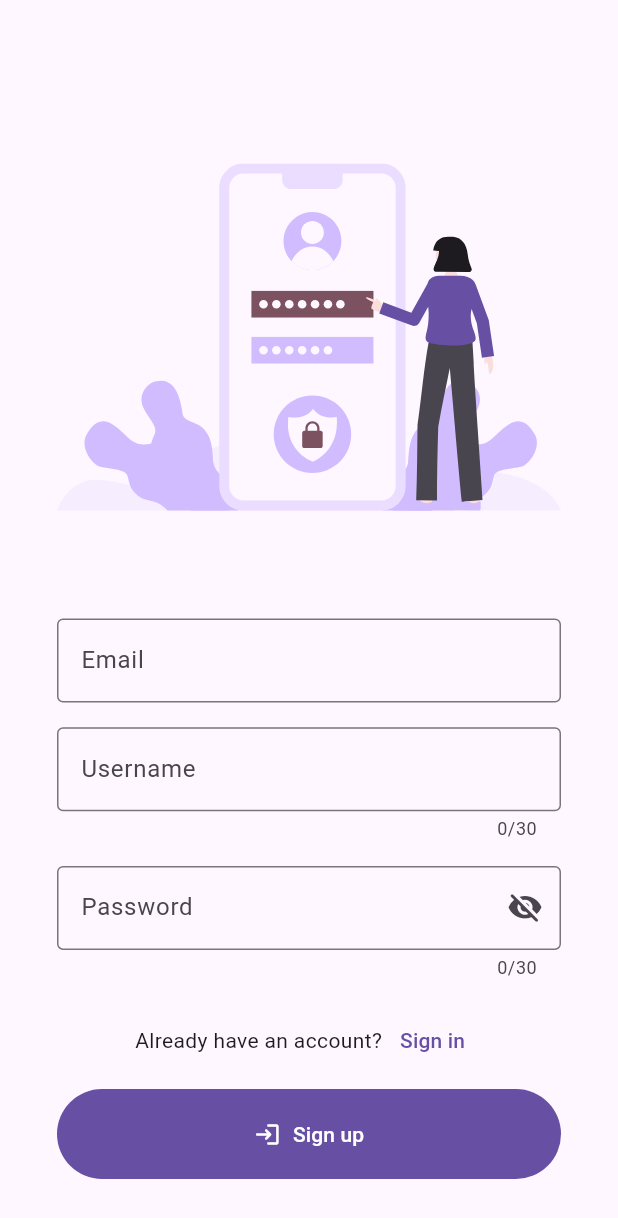
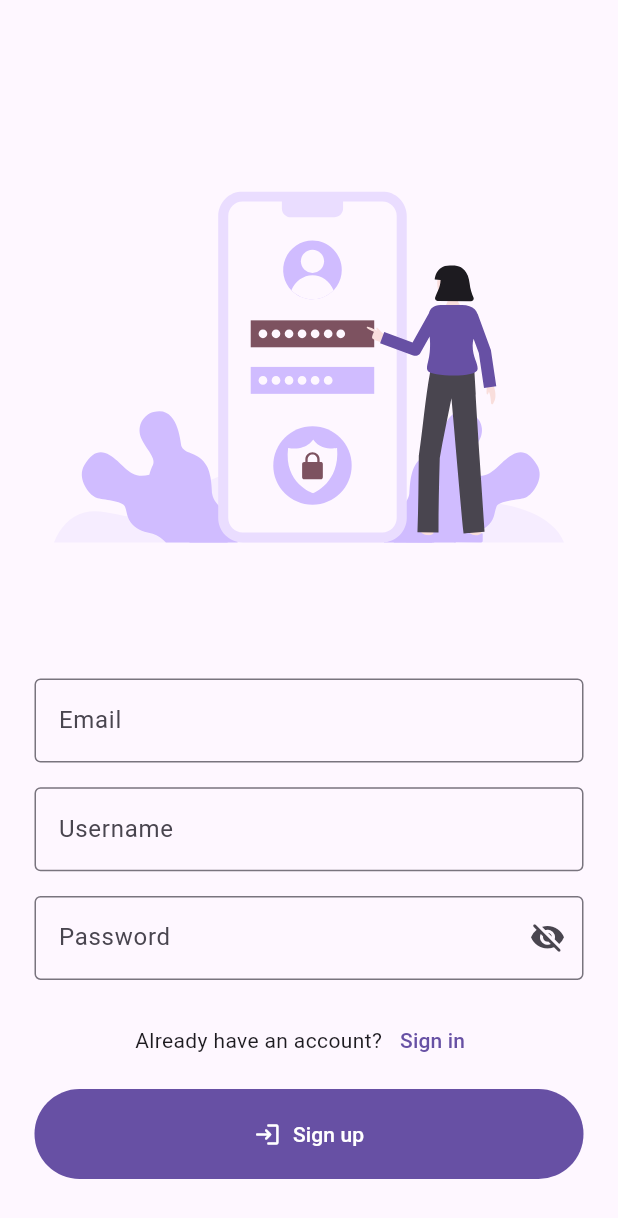
Before and after one commit to Nikiroiduk/neofit_app, a Flutter app: the SignUpScreen screen opened directly, on a phone screen of 412 x 824 dp. Shown: the top 1218 px of the screen. Run offline on Flutter 3.47's test engine with Material 3 defaults, Android fonts, the phone set to English and light mode, and no system bars; drawn by our look-alikes of dynamic_color; our stand-ins replace equatable, flutter_svg, formz, go_router, hooks_riverpod, shared_preferences; accounts and stored records are empty; generated files the repository leaves out were written again; statements that could not run were skipped.

Commit message:
sign up screen is done 00113

```diff
--- a/lib/l10n/app_en.arb
+++ b/lib/l10n/app_en.arb
@@ -19,6 +19,6 @@
     "invalidEmail": "Invalid email",
     "passwordCantBeEmpty": "Password can't be empty",
     "passwordIsTooShort": "Password is too short",
-    "invalidPassword": "Password must contain at least 1 character and 1 number"
-
+    "invalidPassword": "Password must contain at least 1 character and 1 number",
+    "mailHint": "some@mail.com"
 }
--- a/lib/l10n/app_ru.arb
+++ b/lib/l10n/app_ru.arb
@@ -19,6 +19,7 @@
     "invalidEmail": "Неверный адрес электронной почты",
     "passwordCantBeEmpty": "Пароль не может быть пустым",
     "passwordIsTooShort": "Пароль слишком короткий",
-    "invalidPassword": "Пароль должен содержать как минимум 1 символ и 1 цифру"
+    "invalidPassword": "Пароль должен содержать как минимум 1 символ и 1 цифру",
+    "mailHint": "some@mail.com"
 
 }
--- a/lib/presentation/auth/formz/username_formz.dart
+++ b/lib/presentation/auth/formz/username_formz.dart
@@ -39,7 +39,6 @@ class UsernameFormz extends FormzInput<String, UsernameValidationError> {
     if (!UsernameRegexValidator().isValid(value)) {
       return UsernameValidationError.invalid;
     }
-
     return null;
   }
 }
--- a/lib/presentation/auth/sign_in_screen.dart
+++ b/lib/presentation/auth/sign_in_screen.dart
@@ -21,7 +21,7 @@ class SignInScreen extends StatelessWidget {
       body: SafeArea(
           minimum: const EdgeInsets.all(8),
           child: Padding(
-            padding: const EdgeInsets.all(30.0),
+            padding: const EdgeInsets.fromLTRB(15.0, 30.0, 15.0, 30.0),
             child: Column(
               children: [
                 const Spacer(),
@@ -101,7 +101,7 @@ class SignInFormState extends State<SignInForm> {
               ?.message(AppLocalizations.of(context)),
           decoration: InputDecoration(
               label: Text(AppLocalizations.of(context).email),
-              hintText: 'some@mail.com',
+              hintText: AppLocalizations.of(context).mailHint,
               border: const OutlineInputBorder()),
         ),
         SizedBox(
@@ -116,6 +116,7 @@ class SignInFormState extends State<SignInForm> {
               ?.message(AppLocalizations.of(context)),
           obscureText: _isHidden,
           decoration: InputDecoration(
+              counterText: '',
               label: Text(AppLocalizations.of(context).password),
               border: const OutlineInputBorder(),
               suffixIcon: IconButton(
--- a/lib/presentation/auth/sign_up_screen.dart
+++ b/lib/presentation/auth/sign_up_screen.dart
@@ -22,7 +22,7 @@ class SignUpScreen extends StatelessWidget {
       body: SafeArea(
           minimum: const EdgeInsets.all(8),
           child: Padding(
-            padding: const EdgeInsets.all(30.0),
+            padding: const EdgeInsets.fromLTRB(15.0, 30.0, 15.0, 30.0),
             child: Column(
               children: [
                 const Spacer(),
@@ -113,7 +113,7 @@ class SignUpFormState extends State<SignUpForm> {
               ?.message(AppLocalizations.of(context)),
           decoration: InputDecoration(
               label: Text(AppLocalizations.of(context).email),
-              hintText: 'some@mail.com',
+              hintText: AppLocalizations.of(context).mailHint,
               border: const OutlineInputBorder()),
         ),
         SizedBox(
@@ -127,6 +127,7 @@ class SignUpFormState extends State<SignUpForm> {
               .validator(value ?? '')
               ?.message(AppLocalizations.of(context)),
           decoration: InputDecoration(
+              counterText: '',
               label: Text(AppLocalizations.of(context).username),
               border: const OutlineInputBorder()),
         ),
@@ -142,6 +143,7 @@ class SignUpFormState extends State<SignUpForm> {
               ?.message(AppLocalizations.of(context)),
           obscureText: _isHidden,
           decoration: InputDecoration(
+              counterText: '',
               label: Text(AppLocalizations.of(context).password),
               border: const OutlineInputBorder(),
               suffixIcon: IconButton(
--- a/lib/utils/string_validator.dart
+++ b/lib/utils/string_validator.dart
@@ -41,7 +41,7 @@ class PasswordRegexValidator extends RegexValidator {
 
 class UsernameRegexValidator extends RegexValidator {
   UsernameRegexValidator()
-      : super(regexSource: r'^[a-zA-Z_][a-zA-Z0-9_]{3,29}$');
+      : super(regexSource: r'^[a-zA-Z_][a-zA-Z0-9_]{,29}$');
 }
 
 class NonEmptyStringValidator extends StringValidator {
```
